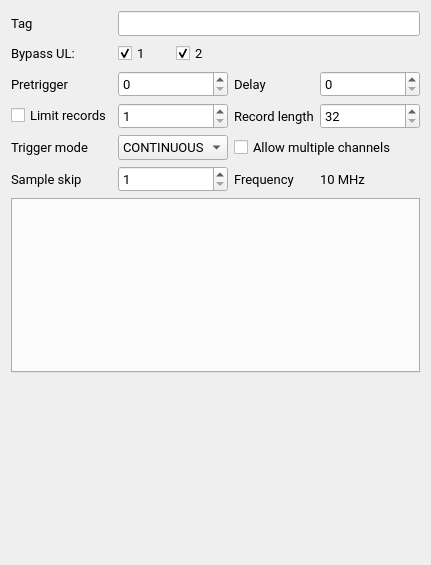
Qt form AcquisitionSettings.ui (sevenreek/qtadqscope) before a commit.
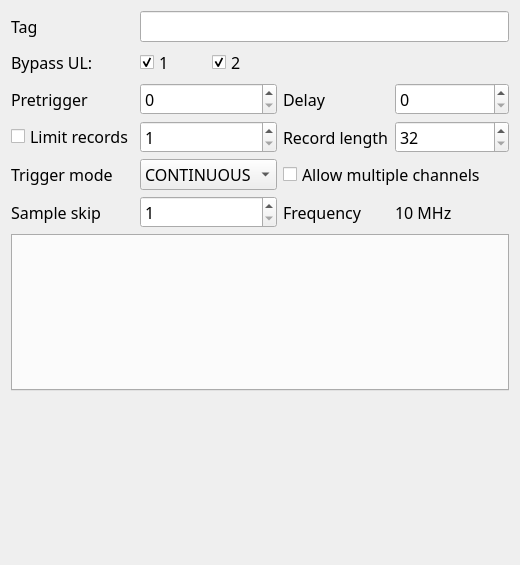
The same form after that commit. Custom widgets are drawn as their Qt base class.

What changed in the file:
```diff
--- a/AcquisitionSettings.ui
+++ b/AcquisitionSettings.ui
@@ -6,14 +6,14 @@
    <rect>
     <x>0</x>
     <y>0</y>
-    <width>419</width>
+    <width>520</width>
     <height>565</height>
    </rect>
   </property>
   <property name="font">
    <font>
-    <family>Roboto</family>
-    <pointsize>10</pointsize>
+    <family>Calibri Light</family>
+    <pointsize>12</pointsize>
    </font>
   </property>
   <property name="windowTitle">
```
